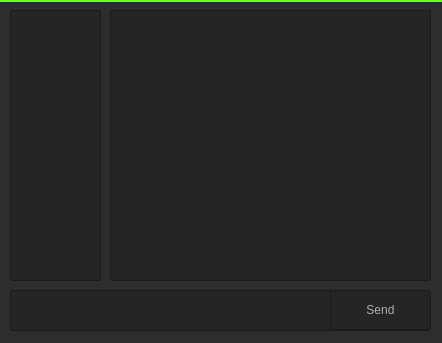
Qt form vldrChatQt/vldrChatQt.ui (vldr/VLDRChat) before a commit.
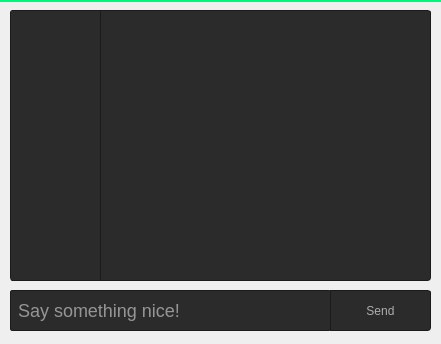
The same form after that commit. Icons and pictures are not drawn.

```diff
--- a/vldrChatQt/vldrChatQt.ui
+++ b/vldrChatQt/vldrChatQt.ui
@@ -6,10 +6,16 @@
    <rect>
     <x>0</x>
     <y>0</y>
-    <width>442</width>
-    <height>343</height>
+    <width>441</width>
+    <height>344</height>
    </rect>
   </property>
+  <property name="font">
+   <font>
+    <family>MS Shell Dlg 2</family>
+    <pointsize>9</pointsize>
+   </font>
+  </property>
   <property name="windowTitle">
    <string>vldrChatQt</string>
   </property>
@@ -17,7 +23,8 @@
    <property name="styleSheet">
     <string notr="true">
 QWidget {
-	background-color:rgb(45, 45, 45);
+background-image: url(&quot;:/vldrChatQt/cartographer.png&quot;);
+    background-repeat: repeat-y;
 	
 }</string>
    </property>
@@ -34,19 +41,23 @@
      <bool>false</bool>
     </property>
     <property name="styleSheet">
-     <string notr="true">border:1px solid rgb(27, 27, 27);
+     <string notr="true">QListWidget {
 
-background-color:rgb(37, 37, 37);
+border:1px solid rgb(27, 27, 27);
+background:none;
+background-color:rgb(43, 43, 43);
 color:white;
-border-radius:2px;</string>
+border-top-left-radius: 3px;
+border-bottom-left-radius: 3px;
+}</string>
     </property>
    </widget>
    <widget class="QPlainTextEdit" name="chatBox">
     <property name="geometry">
      <rect>
-      <x>110</x>
+      <x>100</x>
       <y>10</y>
-      <width>321</width>
+      <width>331</width>
       <height>271</height>
      </rect>
     </property>
@@ -59,10 +70,11 @@
     <property name="styleSheet">
      <string notr="true">QPlainTextEdit {
 border:1px solid rgb(27, 27, 27);
-
-background-color:rgb(37, 37, 37);
+background:none;
+background-color:rgb(43, 43, 43);
 color:white;
-border-radius:2px;
+border-top-right-radius: 3px;
+border-bottom-right-radius: 3px;
 }</string>
     </property>
     <property name="readOnly">
@@ -80,14 +92,16 @@
     </property>
     <property name="styleSheet">
      <string notr="true">border:1px solid rgb(27, 27, 27);
-
-background-color:rgb(37, 37, 37);
+background:none;
+background-color:rgb(43, 43, 43);
 color:white;
-border-radius-right:2px;
 padding:5px;
 font-size:18px;
 border-radius:2px;</string>
     </property>
+    <property name="placeholderText">
+     <string>Say something nice!</string>
+    </property>
    </widget>
    <widget class="QPushButton" name="sendButton">
     <property name="geometry">
@@ -101,9 +115,8 @@
     <property name="styleSheet">
      <string notr="true">QPushButton {
 border:1px solid rgb(27, 27, 27);
-border-bottom:2px solid rgb(27, 27, 27);
-
-background-color:rgb(37, 37, 37);
+background:none;
+background-color:rgb(43, 43, 43);
 color:rgb(173, 173, 173);
 border-top-right-radius: 3px;
 border-bottom-right-radius: 3px;
@@ -131,7 +144,7 @@
      </rect>
     </property>
     <property name="styleSheet">
-     <string notr="true">border-top:2px solid rgb(113, 255, 5);</string>
+     <string notr="true">border-top:2px solid rgb(0, 246, 123);</string>
     </property>
    </widget>
    <zorder>widget</zorder>
```
